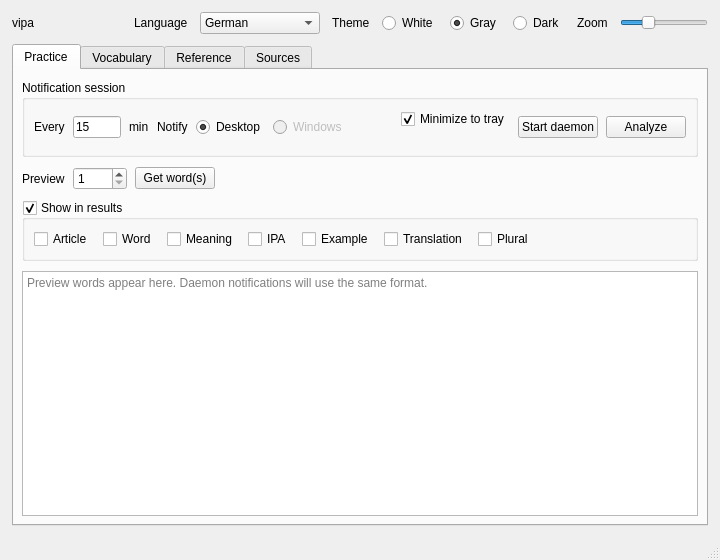
First picture: the form in ui/main_window.ui, repository denizisik1/silent-vocabulary, before the edit.
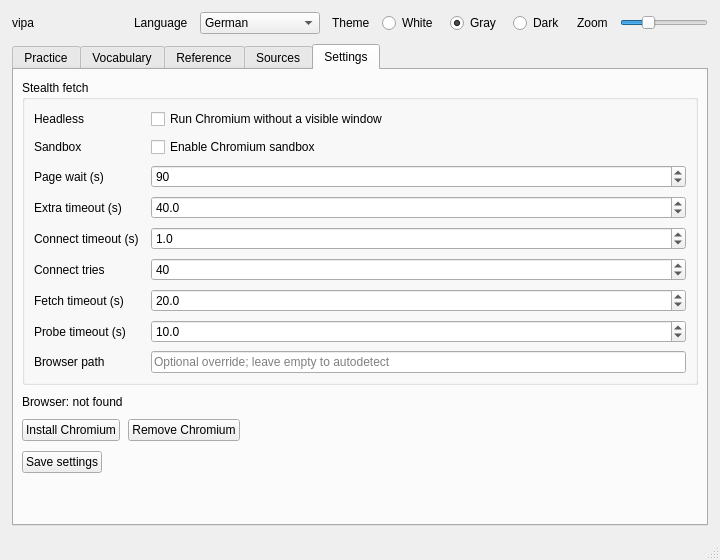
Second picture: the form after the edit. The open tabs and pages were chosen to show the change.

Commit message: feat(ui): add settings tab and browser config

The edit to the form file:
```diff
--- a/ui/main_window.ui
+++ b/ui/main_window.ui
@@ -1318,6 +1318,304 @@
         </item>
        </layout>
       </widget>
+      <widget class="QWidget" name="tabSettings">
+       <attribute name="title">
+        <string>Settings</string>
+       </attribute>
+       <layout class="QVBoxLayout" name="settingsLayout">
+        <property name="spacing">
+         <number>10</number>
+        </property>
+        <property name="leftMargin">
+         <number>8</number>
+        </property>
+        <property name="topMargin">
+         <number>10</number>
+        </property>
+        <property name="rightMargin">
+         <number>8</number>
+        </property>
+        <property name="bottomMargin">
+         <number>8</number>
+        </property>
+        <item>
+         <widget class="QGroupBox" name="groupBox_settings_stealth">
+          <property name="title">
+           <string>Stealth fetch</string>
+          </property>
+          <property name="flat">
+           <bool>true</bool>
+          </property>
+          <layout class="QFormLayout" name="settingsStealthFormLayout">
+           <property name="horizontalSpacing">
+            <number>12</number>
+           </property>
+           <property name="verticalSpacing">
+            <number>8</number>
+           </property>
+           <item row="0" column="0">
+            <widget class="QLabel" name="label_settings_headless">
+             <property name="text">
+              <string>Headless</string>
+             </property>
+            </widget>
+           </item>
+           <item row="0" column="1">
+            <widget class="QCheckBox" name="checkBox_stealth_headless">
+             <property name="text">
+              <string>Run Chromium without a visible window</string>
+             </property>
+            </widget>
+           </item>
+           <item row="1" column="0">
+            <widget class="QLabel" name="label_settings_sandbox">
+             <property name="text">
+              <string>Sandbox</string>
+             </property>
+            </widget>
+           </item>
+           <item row="1" column="1">
+            <widget class="QCheckBox" name="checkBox_stealth_sandbox">
+             <property name="text">
+              <string>Enable Chromium sandbox</string>
+             </property>
+             <property name="toolTip">
+              <string>Off adds --no-sandbox. Prefer on for normal users.</string>
+             </property>
+            </widget>
+           </item>
+           <item row="2" column="0">
+            <widget class="QLabel" name="label_settings_wait">
+             <property name="text">
+              <string>Page wait (s)</string>
+             </property>
+            </widget>
+           </item>
+           <item row="2" column="1">
+            <widget class="QSpinBox" name="spinBox_stealth_wait_seconds">
+             <property name="minimum">
+              <number>10</number>
+             </property>
+             <property name="maximum">
+              <number>600</number>
+             </property>
+             <property name="value">
+              <number>90</number>
+             </property>
+            </widget>
+           </item>
+           <item row="3" column="0">
+            <widget class="QLabel" name="label_settings_extra_timeout">
+             <property name="text">
+              <string>Extra timeout (s)</string>
+             </property>
+            </widget>
+           </item>
+           <item row="3" column="1">
+            <widget class="QDoubleSpinBox" name="doubleSpinBox_stealth_extra_timeout">
+             <property name="decimals">
+              <number>1</number>
+             </property>
+             <property name="minimum">
+              <double>0.000000000000000</double>
+             </property>
+             <property name="maximum">
+              <double>600.000000000000000</double>
+             </property>
+             <property name="value">
+              <double>40.000000000000000</double>
+             </property>
+            </widget>
+           </item>
+           <item row="4" column="0">
+            <widget class="QLabel" name="label_settings_connect_timeout">
+             <property name="text">
+              <string>Connect timeout (s)</string>
+             </property>
+            </widget>
+           </item>
+           <item row="4" column="1">
+            <widget class="QDoubleSpinBox" name="doubleSpinBox_stealth_connect_timeout">
+             <property name="decimals">
+              <number>1</number>
+             </property>
+             <property name="minimum">
+              <double>0.100000000000000</double>
+             </property>
+             <property name="maximum">
+              <double>30.000000000000000</double>
+             </property>
+             <property name="singleStep">
+              <double>0.100000000000000</double>
+             </property>
+             <property name="value">
+              <double>1.000000000000000</double>
+             </property>
+            </widget>
+           </item>
+           <item row="5" column="0">
+            <widget class="QLabel" name="label_settings_connect_tries">
+             <property name="text">
+              <string>Connect tries</string>
+             </property>
+            </widget>
+           </item>
+           <item row="5" column="1">
+            <widget class="QSpinBox" name="spinBox_stealth_connect_tries">
+             <property name="minimum">
+              <number>1</number>
+             </property>
+             <property name="maximum">
+              <number>200</number>
+             </property>
+             <property name="value">
+              <number>40</number>
+             </property>
+            </widget>
+           </item>
+           <item row="6" column="0">
+            <widget class="QLabel" name="label_settings_fetch_timeout">
+             <property name="text">
+              <string>Fetch timeout (s)</string>
+             </property>
+            </widget>
+           </item>
+           <item row="6" column="1">
+            <widget class="QDoubleSpinBox" name="doubleSpinBox_fetch_timeout">
+             <property name="decimals">
+              <number>1</number>
+             </property>
+             <property name="minimum">
+              <double>1.000000000000000</double>
+             </property>
+             <property name="maximum">
+              <double>300.000000000000000</double>
+             </property>
+             <property name="value">
+              <double>20.000000000000000</double>
+             </property>
+            </widget>
+           </item>
+           <item row="7" column="0">
+            <widget class="QLabel" name="label_settings_probe_timeout">
+             <property name="text">
+              <string>Probe timeout (s)</string>
+             </property>
+            </widget>
+           </item>
+           <item row="7" column="1">
+            <widget class="QDoubleSpinBox" name="doubleSpinBox_probe_timeout">
+             <property name="decimals">
+              <number>1</number>
+             </property>
+             <property name="minimum">
+              <double>1.000000000000000</double>
+             </property>
+             <property name="maximum">
+              <double>300.000000000000000</double>
+             </property>
+             <property name="value">
+              <double>10.000000000000000</double>
+             </property>
+            </widget>
+           </item>
+           <item row="8" column="0">
+            <widget class="QLabel" name="label_settings_browser_path">
+             <property name="text">
+              <string>Browser path</string>
+             </property>
+            </widget>
+           </item>
+           <item row="8" column="1">
+            <widget class="QLineEdit" name="lineEdit_stealth_browser_path">
+             <property name="placeholderText">
+              <string>Optional override; leave empty to autodetect</string>
+             </property>
+            </widget>
+           </item>
+          </layout>
+         </widget>
+        </item>
+        <item>
+         <widget class="QLabel" name="label_settings_browser_status">
+          <property name="text">
+           <string>Browser: not found</string>
+          </property>
+         </widget>
+        </item>
+        <item>
+         <layout class="QHBoxLayout" name="settingsBrowserActionsLayout">
+          <property name="spacing">
+           <number>8</number>
+          </property>
+          <item>
+           <widget class="QPushButton" name="pushButton_settings_install_chromium">
+            <property name="text">
+             <string>Install Chromium</string>
+            </property>
+           </widget>
+          </item>
+          <item>
+           <widget class="QPushButton" name="pushButton_settings_remove_chromium">
+            <property name="text">
+             <string>Remove Chromium</string>
+            </property>
+           </widget>
+          </item>
+          <item>
+           <spacer name="settingsBrowserActionsSpacer">
+            <property name="orientation">
+             <enum>Qt::Horizontal</enum>
+            </property>
+            <property name="sizeHint" stdset="0">
+             <size>
+              <width>40</width>
+              <height>20</height>
+             </size>
+            </property>
+           </spacer>
+          </item>
+         </layout>
+        </item>
+        <item>
+         <layout class="QHBoxLayout" name="settingsSaveLayout">
+          <item>
+           <widget class="QPushButton" name="pushButton_settings_save">
+            <property name="text">
+             <string>Save settings</string>
+            </property>
+           </widget>
+          </item>
+          <item>
+           <spacer name="settingsSaveSpacer">
+            <property name="orientation">
+             <enum>Qt::Horizontal</enum>
+            </property>
+            <property name="sizeHint" stdset="0">
+             <size>
+              <width>40</width>
+              <height>20</height>
+             </size>
+            </property>
+           </spacer>
+          </item>
+         </layout>
+        </item>
+        <item>
+         <spacer name="settingsBottomSpacer">
+          <property name="orientation">
+           <enum>Qt::Vertical</enum>
+          </property>
+          <property name="sizeHint" stdset="0">
+           <size>
+            <width>20</width>
+            <height>40</height>
+           </size>
+          </property>
+         </spacer>
+        </item>
+       </layout>
+      </widget>
      </widget>
     </item>
    </layout>
```
The commit also changes 11 other files.
